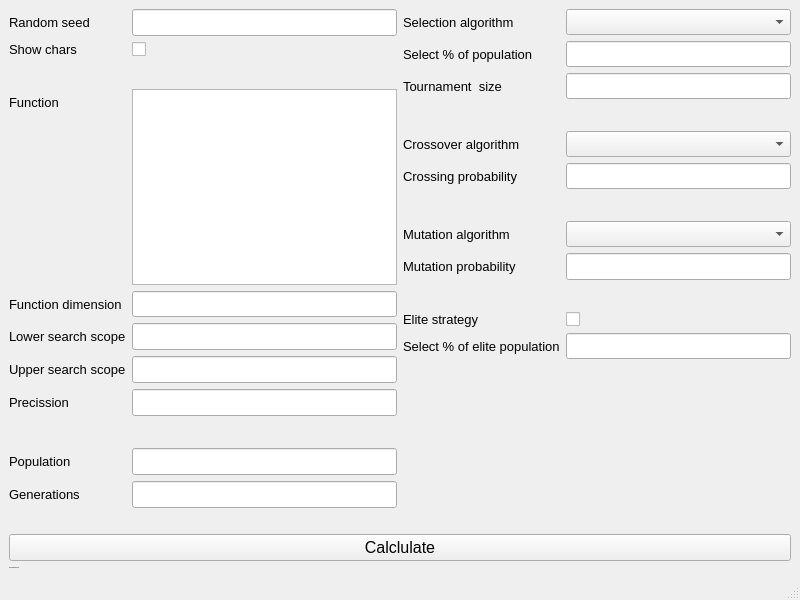
First picture: the form in App/MainDashboard/_src/mainwindow.ui, repository Corel-Cormen/ClassicGenAlgo, before the edit.
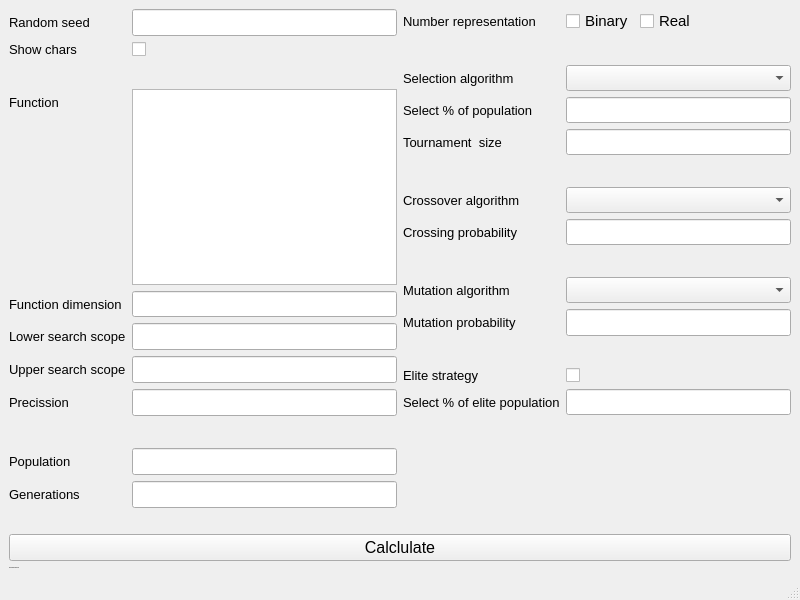
Second picture: the form after the edit.

Commit message: Real Mutation impl

```diff
--- a/App/MainDashboard/_src/mainwindow.ui
+++ b/App/MainDashboard/_src/mainwindow.ui
@@ -286,6 +286,18 @@
       <item>
        <layout class="QFormLayout" name="formLayout_2">
         <item row="0" column="0">
+         <widget class="QLabel" name="label_20">
+          <property name="font">
+           <font>
+            <pointsize>10</pointsize>
+           </font>
+          </property>
+          <property name="text">
+           <string>Number representation</string>
+          </property>
+         </widget>
+        </item>
+        <item row="2" column="0">
          <widget class="QLabel" name="label_9">
           <property name="font">
            <font>
@@ -297,7 +309,7 @@
           </property>
          </widget>
         </item>
-        <item row="0" column="1">
+        <item row="2" column="1">
          <widget class="QComboBox" name="selectAlgoNameComboBox">
           <property name="font">
            <font>
@@ -306,7 +318,7 @@
           </property>
          </widget>
         </item>
-        <item row="1" column="0">
+        <item row="3" column="0">
          <widget class="QLabel" name="label_10">
           <property name="font">
            <font>
@@ -318,7 +330,7 @@
           </property>
          </widget>
         </item>
-        <item row="1" column="1">
+        <item row="3" column="1">
          <widget class="QLineEdit" name="selectAlgoPopulationPercentLine">
           <property name="font">
            <font>
@@ -327,7 +339,28 @@
           </property>
          </widget>
         </item>
-        <item row="3" column="0">
+        <item row="4" column="0">
+         <widget class="QLabel" name="label_18">
+          <property name="font">
+           <font>
+            <pointsize>10</pointsize>
+           </font>
+          </property>
+          <property name="text">
+           <string>Tournament  size</string>
+          </property>
+         </widget>
+        </item>
+        <item row="4" column="1">
+         <widget class="QLineEdit" name="tournamentSizeLine">
+          <property name="font">
+           <font>
+            <pointsize>11</pointsize>
+           </font>
+          </property>
+         </widget>
+        </item>
+        <item row="5" column="0">
          <spacer name="horizontalSpacer_8">
           <property name="orientation">
            <enum>Qt::Orientation::Horizontal</enum>
@@ -340,7 +373,7 @@
           </property>
          </spacer>
         </item>
-        <item row="3" column="1">
+        <item row="5" column="1">
          <spacer name="horizontalSpacer_9">
           <property name="orientation">
            <enum>Qt::Orientation::Horizontal</enum>
@@ -353,7 +386,7 @@
           </property>
          </spacer>
         </item>
-        <item row="4" column="0">
+        <item row="6" column="0">
          <widget class="QLabel" name="label_13">
           <property name="font">
            <font>
@@ -365,7 +398,7 @@
           </property>
          </widget>
         </item>
-        <item row="4" column="1">
+        <item row="6" column="1">
          <widget class="QComboBox" name="crossoverAlgoComboBox">
           <property name="font">
            <font>
@@ -374,7 +407,7 @@
           </property>
          </widget>
         </item>
-        <item row="5" column="0">
+        <item row="7" column="0">
          <widget class="QLabel" name="label_15">
           <property name="font">
            <font>
@@ -386,7 +419,7 @@
           </property>
          </widget>
         </item>
-        <item row="5" column="1">
+        <item row="7" column="1">
          <widget class="QLineEdit" name="crossingPropabilityLine">
           <property name="font">
            <font>
@@ -395,7 +428,7 @@
           </property>
          </widget>
         </item>
-        <item row="6" column="0">
+        <item row="8" column="0">
          <spacer name="horizontalSpacer_5">
           <property name="orientation">
            <enum>Qt::Orientation::Horizontal</enum>
@@ -408,7 +441,7 @@
           </property>
          </spacer>
         </item>
-        <item row="6" column="1">
+        <item row="8" column="1">
          <spacer name="horizontalSpacer_6">
           <property name="orientation">
            <enum>Qt::Orientation::Horizontal</enum>
@@ -421,7 +454,7 @@
           </property>
          </spacer>
         </item>
-        <item row="7" column="0">
+        <item row="9" column="0">
          <widget class="QLabel" name="label_16">
           <property name="font">
            <font>
@@ -433,7 +466,7 @@
           </property>
          </widget>
         </item>
-        <item row="7" column="1">
+        <item row="9" column="1">
          <widget class="QComboBox" name="mutationAlgoComboBox">
           <property name="font">
            <font>
@@ -442,7 +475,7 @@
           </property>
          </widget>
         </item>
-        <item row="8" column="0">
+        <item row="10" column="0">
          <widget class="QLabel" name="label_17">
           <property name="font">
            <font>
@@ -454,7 +487,7 @@
           </property>
          </widget>
         </item>
-        <item row="8" column="1">
+        <item row="10" column="1">
          <widget class="QLineEdit" name="mutationProbabilityLine">
           <property name="font">
            <font>
@@ -463,7 +496,7 @@
           </property>
          </widget>
         </item>
-        <item row="9" column="0">
+        <item row="11" column="0">
          <spacer name="horizontalSpacer_10">
           <property name="orientation">
            <enum>Qt::Orientation::Horizontal</enum>
@@ -476,7 +509,7 @@
           </property>
          </spacer>
         </item>
-        <item row="9" column="1">
+        <item row="11" column="1">
          <spacer name="horizontalSpacer_11">
           <property name="orientation">
            <enum>Qt::Orientation::Horizontal</enum>
@@ -489,7 +522,7 @@
           </property>
          </spacer>
         </item>
-        <item row="10" column="0">
+        <item row="12" column="0">
          <widget class="QLabel" name="label_11">
           <property name="font">
            <font>
@@ -501,7 +534,7 @@
           </property>
          </widget>
         </item>
-        <item row="10" column="1">
+        <item row="12" column="1">
          <widget class="QCheckBox" name="eliteStrategyCheckBox">
           <property name="font">
            <font>
@@ -513,7 +546,7 @@
           </property>
          </widget>
         </item>
-        <item row="11" column="0">
+        <item row="13" column="0">
          <widget class="QLabel" name="label_12">
           <property name="font">
            <font>
@@ -525,7 +558,7 @@
           </property>
          </widget>
         </item>
-        <item row="11" column="1">
+        <item row="13" column="1">
          <widget class="QLineEdit" name="elitePopulationLine">
           <property name="font">
            <font>
@@ -534,26 +567,59 @@
           </property>
          </widget>
         </item>
-        <item row="2" column="0">
-         <widget class="QLabel" name="label_18">
-          <property name="font">
-           <font>
-            <pointsize>10</pointsize>
-           </font>
+        <item row="0" column="1">
+         <layout class="QFormLayout" name="formLayout_3">
+          <item row="0" column="0">
+           <widget class="QCheckBox" name="binaryNumberRepresentationCheckBox">
+            <property name="font">
+             <font>
+              <pointsize>11</pointsize>
+             </font>
+            </property>
+            <property name="text">
+             <string>Binary</string>
+            </property>
+           </widget>
+          </item>
+          <item row="0" column="1">
+           <widget class="QCheckBox" name="realNumberRepresentationCheckBox">
+            <property name="font">
+             <font>
+              <pointsize>11</pointsize>
+             </font>
+            </property>
+            <property name="text">
+             <string>Real</string>
+            </property>
+           </widget>
+          </item>
+         </layout>
+        </item>
+        <item row="1" column="0">
+         <spacer name="horizontalSpacer_12">
+          <property name="orientation">
+           <enum>Qt::Orientation::Horizontal</enum>
           </property>
-          <property name="text">
-           <string>Tournament  size</string>
+          <property name="sizeHint" stdset="0">
+           <size>
+            <width>40</width>
+            <height>20</height>
+           </size>
           </property>
-         </widget>
+         </spacer>
         </item>
-        <item row="2" column="1">
-         <widget class="QLineEdit" name="tournamentSizeLine">
-          <property name="font">
-           <font>
-            <pointsize>11</pointsize>
-           </font>
+        <item row="1" column="1">
+         <spacer name="horizontalSpacer_13">
+          <property name="orientation">
+           <enum>Qt::Orientation::Horizontal</enum>
           </property>
-         </widget>
+          <property name="sizeHint" stdset="0">
+           <size>
+            <width>40</width>
+            <height>20</height>
+           </size>
+          </property>
+         </spacer>
         </item>
        </layout>
       </item>
```
The commit also changes 22 other files.
